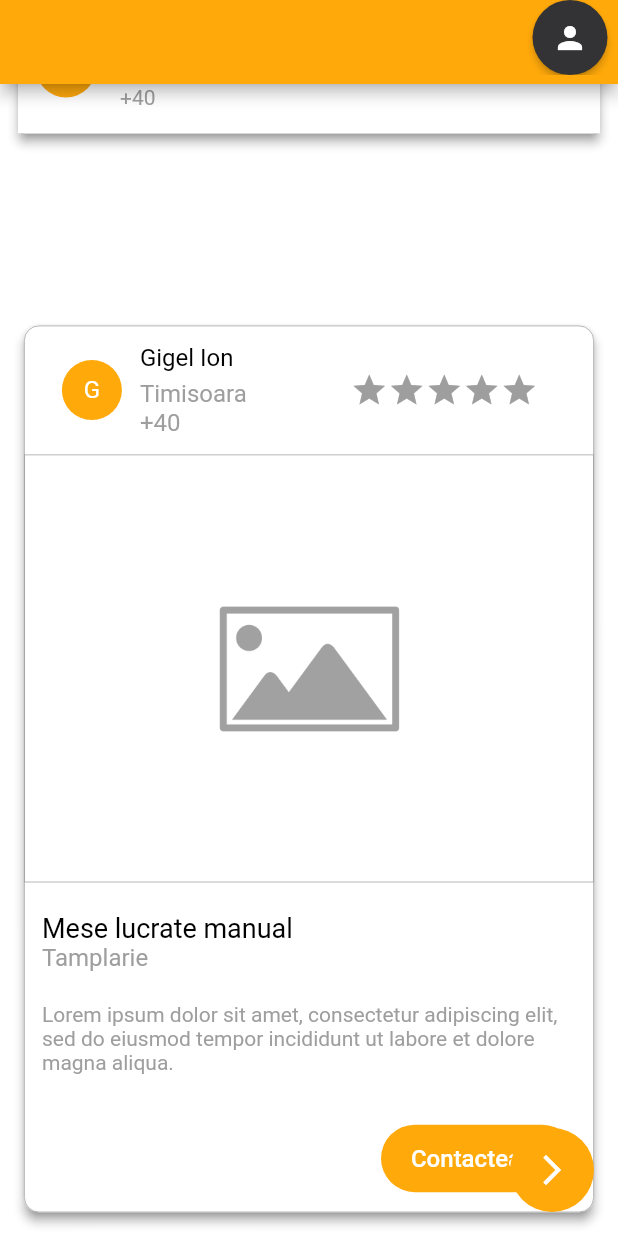
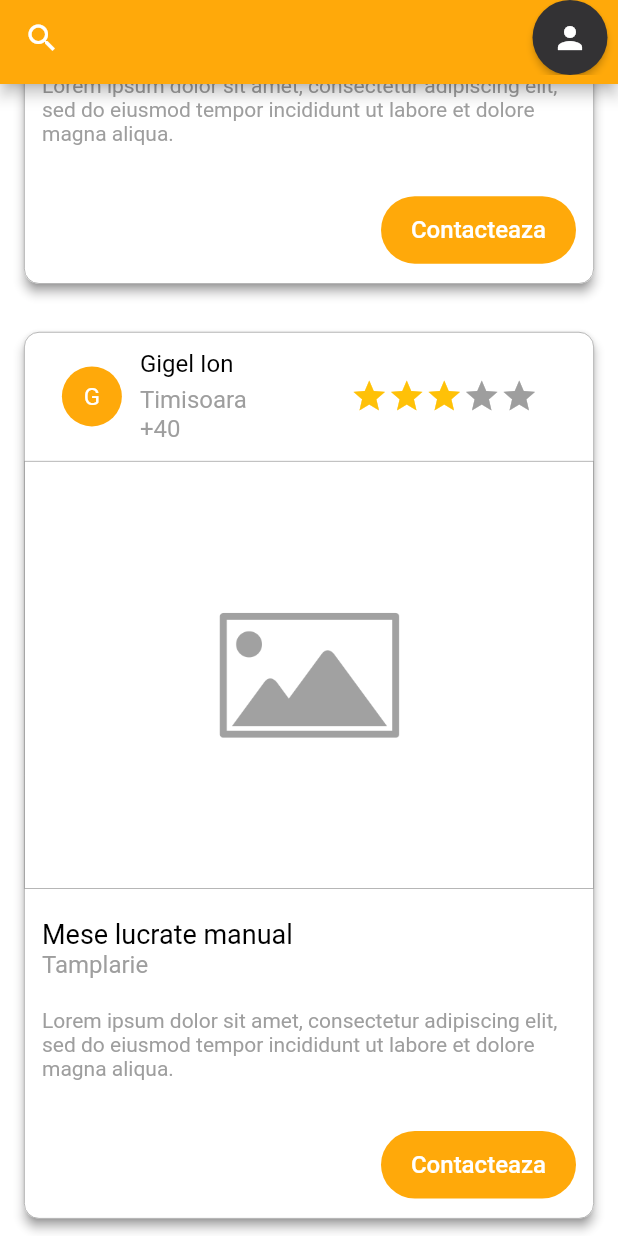
Before and after one commit to AlinaButoiDraghici/multimeister, a Flutter app: the Home screen opened directly, scrolled down 474 dp, on a phone screen of 412 x 824 dp. Run offline on Flutter 3.47's test engine with Material 2 defaults, Android fonts, the phone set to English and light mode, and no system bars; drawn by our look-alikes of flutter_rating_bar.

Commit message:
MSTR-21: Edited homepage ui

```diff
--- a/lib/main.dart
+++ b/lib/main.dart
@@ -1,6 +1,6 @@
 import 'package:flutter/material.dart';
+import 'package:multimeister/screens/edit_profile.dart';
 import 'package:multimeister/screens/home.dart';
-import 'package:multimeister/screens/profile_page.dart';
 import 'package:multimeister/ui_components/ui_specs.dart';
 
 void main() {
@@ -19,7 +19,7 @@
         colorScheme: ColorScheme.fromSwatch()
             .copyWith(primary: AppColors.DarkGray, secondary: AppColors.Yellow),
       ),
-      home: ProfilePage(isMeister: true),
+      home: Home(),
     );
   }
 }
--- a/lib/screens/home.dart
+++ b/lib/screens/home.dart
@@ -7,6 +7,9 @@
 import 'package:multimeister/ui_components/review_tile.dart';
 import 'package:multimeister/ui_components/work_card.dart';
 
+import '../models/review_model.dart';
+import '../models/work_model.dart';
+
 class Home extends StatefulWidget {
   const Home({Key? key}) : super(key: key);
 
@@ -15,58 +18,60 @@
 }
 
 class _HomeState extends State<Home> {
+  // dummy lists for now
+  List<Review> reviewList = [
+    Review("Gica", "Tm", "07", 3),
+    Review("Gica", "Tm", "07", 3),
+    Review("Gica", "Tm", "07", 3)
+  ];
+  List<Work> workList = [
+    Work(
+        name: "Gigel Ion",
+        area: "Timisoara",
+        phone: "+40",
+        rating: 3,
+        title: "Mese lucrate manual",
+        label: "Tamplarie",
+        description:
+            "Lorem ipsum dolor sit amet, consectetur adipiscing elit, sed do eiusmod tempor incididunt ut labore et dolore magna aliqua."),
+    Work(
+        name: "Gigel Ion",
+        area: "Timisoara",
+        phone: "+40",
+        rating: 3,
+        title: "Mese lucrate manual",
+        label: "Tamplarie",
+        description:
+            "Lorem ipsum dolor sit amet, consectetur adipiscing elit, sed do eiusmod tempor incididunt ut labore et dolore magna aliqua.")
+  ];
   @override
   Widget build(BuildContext context) {
     return Scaffold(
-      appBar: CustomAppBar(),
-      floatingActionButton: CustomFloatingButton(
-        onPressed: () {},
-      ),
+      appBar: CustomAppBar(showSearch: true),
       body: SingleChildScrollView(
         child: Container(
             color: Colors.white,
             child: Center(
               child: Column(
                 children: [
-                  SizedBox(
-                    height: 100,
-                  ),
-                  CustomButton(
-                    text: "Press me",
-                    onPressed: () {},
-                  ),
-                  SizedBox(
-                    height: 100,
-                  ),
-                  CustomTextField(
-                    label: "Name",
-                  ),
-                  SizedBox(
-                    height: 100,
-                  ),
-                  ReviewTile(
-                    name: "Gigel Ion",
-                    area: "Timisoara",
-                    phone: "+40",
-                    rating: 3,
-                  ),
-                  SizedBox(
-                    height: 100,
-                  ),
-                  WorkCard(
-                    name: "Gigel Ion",
-                    area: "Timisoara",
-                    phone: "+40",
-                    title: "Mese lucrate manual",
-                    label: "Tamplarie",
-                    description:
-                        "Lorem ipsum dolor sit amet, consectetur adipiscing elit, sed do eiusmod tempor incididunt ut labore et dolore magna aliqua.",
-                  ),
+                  ListView.builder(
+                      physics: NeverScrollableScrollPhysics(),
+                      shrinkWrap: true,
+                      itemCount: workList.length,
+                      itemBuilder: (BuildContext context, int index) {
+                        return WorkCard(
+                          name: workList[index].name,
+                          area: workList[index].area,
+                          phone: workList[index].phone,
+                          rating: workList[index].rating,
+                          title: workList[index].title,
+                          label: workList[index].label,
+                          description: workList[index].description,
+                        );
+                      }),
                 ],
               ),
-            )
-            //Center(child: Text("Multimeister")),
-            ),
+            )),
       ),
     );
   }
```
